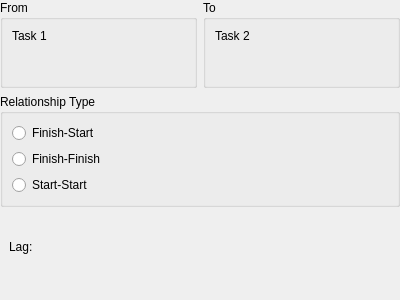
The window that kplato/libs/ui/relationpanel.ui (KDE/calligra) describes before a commit, drawn with Qt 5.
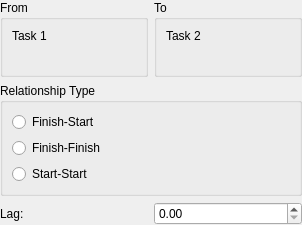
The same window after the commit. Custom widgets are drawn as their Qt base class.

Commit message: Remove DurationWidget, use DurationSpinBox instead.

The edit to the form file:
```diff
--- a/kplato/libs/ui/relationpanel.ui
+++ b/kplato/libs/ui/relationpanel.ui
@@ -9,14 +9,12 @@
    <rect>
     <x>0</x>
     <y>0</y>
-    <width>400</width>
-    <height>300</height>
+    <width>302</width>
+    <height>225</height>
    </rect>
   </property>
   <property name="sizePolicy" >
-   <sizepolicy>
-    <hsizetype>5</hsizetype>
-    <vsizetype>5</vsizetype>
+   <sizepolicy vsizetype="Preferred" hsizetype="Preferred" >
     <horstretch>0</horstretch>
     <verstretch>0</verstretch>
    </sizepolicy>
@@ -34,8 +32,14 @@
    <property name="margin" >
     <number>0</number>
    </property>
-   <property name="spacing" >
-    <number>6</number>
+   <property name="topMargin" >
+    <number>0</number>
+   </property>
+   <property name="rightMargin" >
+    <number>0</number>
+   </property>
+   <property name="bottomMargin" >
+    <number>0</number>
    </property>
    <item>
     <layout class="QHBoxLayout" >
@@ -140,27 +144,14 @@
     </widget>
    </item>
    <item>
-    <widget class="QFrame" name="frame_2" >
-     <property name="frameShape" >
-      <enum>QFrame::NoFrame</enum>
-     </property>
-     <property name="frameShadow" >
-      <enum>QFrame::Raised</enum>
-     </property>
-     <layout class="QVBoxLayout" >
-      <property name="margin" >
-       <number>9</number>
-      </property>
-      <property name="spacing" >
-       <number>6</number>
-      </property>
+    <layout class="QHBoxLayout" >
       <item>
        <widget class="QLabel" name="textLabel1" >
         <property name="text" >
          <string>Lag:</string>
         </property>
         <property name="alignment" >
-         <set>Qt::AlignBottom|Qt::AlignLeading|Qt::AlignLeft|Qt::AlignTop|Qt::AlignVCenter|Qt::AlignVertical_Mask</set>
+        <set>Qt::AlignLeading|Qt::AlignLeft|Qt::AlignVCenter</set>
         </property>
         <property name="wordWrap" >
          <bool>true</bool>
@@ -168,26 +159,20 @@
        </widget>
       </item>
       <item>
-       <widget class="QWidget" native="1" name="durationHolder" >
-        <layout class="QHBoxLayout" >
-         <property name="margin" >
-          <number>0</number>
-         </property>
-         <property name="spacing" >
-          <number>6</number>
-         </property>
-        </layout>
-       </widget>
-      </item>
-     </layout>
-    </widget>
+      <widget class="DurationSpinBox" name="lag" />
+     </item>
+    </layout>
    </item>
   </layout>
  </widget>
  <layoutdefault spacing="6" margin="11" />
- <includes>
-  <include location="local" >kptdurationwidget.h</include>
- </includes>
+ <customwidgets>
+  <customwidget>
+   <class>DurationSpinBox</class>
+   <extends>QDoubleSpinBox</extends>
+   <header>kptdurationspinbox.h</header>
+  </customwidget>
+ </customwidgets>
  <resources/>
  <connections/>
 </ui>
```
Left out of the diff: 62 changed lines with no effect on the pictures. Lines whose indentation alone changed are shown as unchanged. The commit also changes 18 other files.
